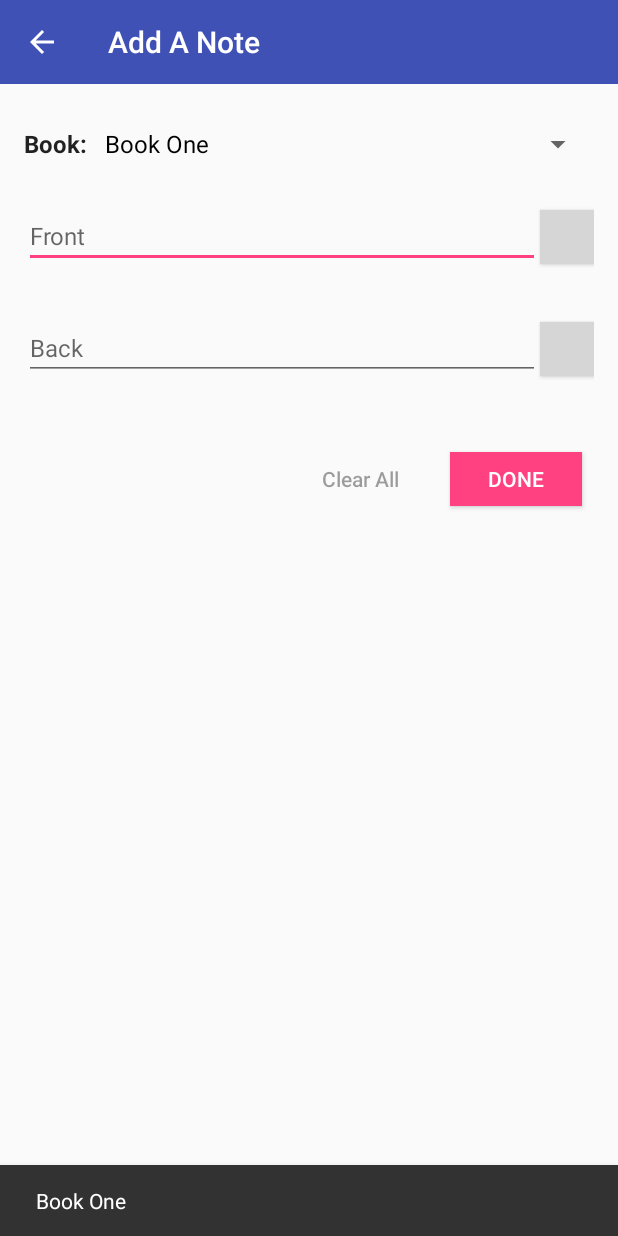
After one commit to Mokyyds/memo, an Android app: the AddNote screen opened directly, with no data from a screen before it, on a phone screen of 412 x 824 dp. The commit adds this screen. Run offline under Robolectric (Android 15) with nearby library versions, the phone set to English and light mode, and no system bars; grey boxes are pictures that could not be loaded.

Commit message:
增加“添加book页面”

```diff
--- a/app/src/main/AndroidManifest.xml
+++ b/app/src/main/AndroidManifest.xml
@@ -1,23 +1,27 @@
 <?xml version="1.0" encoding="utf-8"?>
 <manifest xmlns:android="http://schemas.android.com/apk/res/android"
-    package="com.sealiu.memo" >
+    package="com.sealiu.memo">
 
     <application
         android:allowBackup="true"
         android:icon="@mipmap/ic_launcher"
         android:label="@string/app_name"
         android:supportsRtl="true"
-        android:theme="@style/AppTheme" >
+        android:theme="@style/AppTheme">
         <activity
             android:name=".MainActivity"
             android:label="@string/app_name"
-            android:theme="@style/AppTheme.NoActionBar" >
+            android:theme="@style/AppTheme.NoActionBar">
             <intent-filter>
                 <action android:name="android.intent.action.MAIN" />
 
                 <category android:name="android.intent.category.LAUNCHER" />
             </intent-filter>
         </activity>
+        <activity
+            android:name=".AddNote"
+            android:parentActivityName=".MainActivity"
+            android:label="@string/add_a_note"/>
     </application>
 
 </manifest>
--- /dev/null
+++ b/app/src/main/java/com/sealiu/memo/AddNote.java
@@ -0,0 +1,45 @@
+package com.sealiu.memo;
+
+import android.support.design.widget.Snackbar;
+import android.support.v7.app.AppCompatActivity;
+import android.os.Bundle;
+import android.view.View;
+import android.widget.AdapterView;
+import android.widget.ArrayAdapter;
+import android.widget.Spinner;
+
+public class AddNote extends AppCompatActivity {
+
+    private static final String[] wordsBook = {"Book One", "Book Two", "Book Three"};
+    private ArrayAdapter<String> adapter;
+
+    @Override
+    protected void onCreate(Bundle savedInstanceState) {
+        super.onCreate(savedInstanceState);
+        setContentView(R.layout.activity_add_note);
+
+        getSupportActionBar().setDisplayHomeAsUpEnabled(true);
+        getSupportActionBar().setElevation(0);
+
+
+        Spinner spinner = (Spinner) findViewById(R.id.spinner);
+        adapter = new ArrayAdapter<>(this, R.layout.support_simple_spinner_dropdown_item, wordsBook);
+        adapter.setDropDownViewResource(R.layout.support_simple_spinner_dropdown_item);
+        spinner.setAdapter(adapter);
+
+        spinner.setOnItemSelectedListener(new AdapterView.OnItemSelectedListener() {
+            @Override
+            public void onItemSelected(AdapterView<?> parent, View view, int position, long id) {
+                Snackbar.make(view, wordsBook[position], Snackbar.LENGTH_SHORT)
+                        .setAction("Action", null).show();
+            }
+
+            @Override
+            public void onNothingSelected(AdapterView<?> parent) {
+
+            }
+        });
+
+    }
+
+}
--- a/app/src/main/java/com/sealiu/memo/MainActivity.java
+++ b/app/src/main/java/com/sealiu/memo/MainActivity.java
@@ -1,5 +1,6 @@
 package com.sealiu.memo;
 
+import android.content.Intent;
 import android.os.Bundle;
 import android.support.design.widget.NavigationView;
 import android.support.design.widget.Snackbar;
@@ -36,8 +37,10 @@ public class MainActivity extends AppCompatActivity
         noteFab.setOnClickListener(new View.OnClickListener() {
             @Override
             public void onClick(View view) {
-                Snackbar.make(view, "noteFab Clicked", Snackbar.LENGTH_SHORT)
-                        .setAction("Action", null).show();
+//                Snackbar.make(view, "noteFab Clicked", Snackbar.LENGTH_SHORT)
+//                        .setAction("Action", null).show();
+                Intent intent = new Intent(MainActivity.this, AddNote.class);
+                startActivity(intent);
             }
         });
 
--- /dev/null
+++ b/app/src/main/res/layout/activity_add_note.xml
@@ -0,0 +1,106 @@
+<?xml version="1.0" encoding="utf-8"?>
+<ScrollView xmlns:android="http://schemas.android.com/apk/res/android"
+    xmlns:tools="http://schemas.android.com/tools"
+    android:layout_width="match_parent"
+    android:layout_height="match_parent"
+    tools:context="com.sealiu.memo.AddNote">
+
+    <LinearLayout
+        android:layout_width="match_parent"
+        android:layout_height="wrap_content"
+        android:paddingBottom="@dimen/activity_vertical_margin"
+        android:paddingLeft="@dimen/activity_horizontal_margin"
+        android:paddingRight="@dimen/activity_horizontal_margin"
+        android:paddingTop="@dimen/activity_vertical_margin"
+        android:orientation="vertical">
+
+        <LinearLayout
+            android:layout_width="match_parent"
+            android:layout_height="wrap_content"
+            android:orientation="horizontal">
+            <TextView
+                android:layout_width="wrap_content"
+                android:layout_height="match_parent"
+                android:text="Book: "
+                android:textStyle="bold"
+                android:textSize="16sp"
+                android:textColor="@color/primaryText"
+                android:gravity="center_vertical"/>
+            <Spinner
+                android:id="@+id/spinner"
+                android:layout_width="match_parent"
+                android:layout_height="wrap_content"/>
+        </LinearLayout>
+
+        <LinearLayout
+            android:layout_width="match_parent"
+            android:layout_height="wrap_content"
+            android:layout_marginTop="16dp"
+            android:layout_marginBottom="16dp"
+            android:orientation="horizontal">
+            <EditText
+                android:layout_width="0dp"
+                android:layout_height="wrap_content"
+                android:layout_weight="1"
+                android:textSize="16sp"
+                android:textColor="@color/secondaryText"
+                android:inputType="textMultiLine"
+                android:hint="Front"/>
+            <Button
+                android:layout_width="36dp"
+                android:layout_height="36dp"
+                android:clickable="true"
+                android:foreground="?android:attr/selectableItemBackgroundBorderless"
+                android:background="@mipmap/ic_more_vert_black_24dp"/>
+        </LinearLayout>
+
+        <LinearLayout
+            android:layout_width="match_parent"
+            android:layout_height="wrap_content"
+            android:layout_marginTop="16dp"
+            android:layout_marginBottom="16dp"
+            android:orientation="horizontal">
+            <EditText
+                android:layout_width="0dp"
+                android:layout_height="wrap_content"
+                android:layout_weight="1"
+                android:textSize="16sp"
+                android:textColor="@color/secondaryText"
+                android:inputType="textMultiLine"
+                android:hint="Back"/>
+            <Button
+                android:layout_width="36dp"
+                android:layout_height="36dp"
+                android:clickable="true"
+                android:foreground="?android:attr/selectableItemBackgroundBorderless"
+                android:background="@mipmap/ic_more_vert_black_24dp"/>
+        </LinearLayout>
+
+        <LinearLayout
+            android:layout_width="match_parent"
+            android:layout_height="wrap_content"
+            android:layout_marginTop="24dp"
+            android:gravity="right"
+            android:orientation="horizontal">
+            <Button
+                android:layout_width="wrap_content"
+                android:layout_height="36dp"
+                android:layout_margin="8dp"
+                android:text="Clear All"
+                android:textAllCaps="false"
+                android:foreground="?android:attr/selectableItemBackgroundBorderless"
+                android:background="@android:color/transparent"
+                android:textColor="@color/hintText"/>
+
+
+            <Button
+                android:layout_width="wrap_content"
+                android:layout_height="36dp"
+                android:layout_margin="8dp"
+                android:foreground="?android:attr/selectableItemBackgroundBorderless"
+                android:background="@color/colorAccent"
+                android:textColor="@android:color/white"
+                android:text="Done"/>
+        </LinearLayout>
+    </LinearLayout>
+</ScrollView>
--- a/app/src/main/res/layout/content_main.xml
+++ b/app/src/main/res/layout/content_main.xml
@@ -8,7 +8,6 @@
     android:layout_height="match_parent"
     app:layout_behavior="@string/appbar_scrolling_view_behavior"
     tools:showIn="@layout/app_bar_main"
-    android:orientation="vertical"
     tools:context="com.sealiu.memo.MainActivity">
     <LinearLayout
         android:layout_width="match_parent"
--- a/app/src/main/res/values/strings.xml
+++ b/app/src/main/res/values/strings.xml
@@ -1,5 +1,6 @@
 <resources>
     <string name="app_name">memo</string>
+    <string name="add_a_note">Add A Note</string>
 
     <string name="navigation_drawer_open">Open navigation drawer</string>
     <string name="navigation_drawer_close">Close navigation drawer</string>
```
